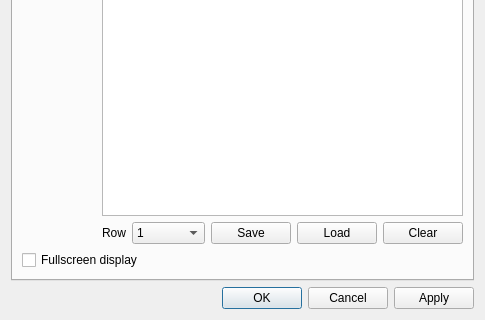
First picture: the form in cr3qt/src/settings.ui, repository EXL/coolreader, before the edit; both pictures show x 0 to 485 and y 352 to 672 of the 485 by 672 pixel window.
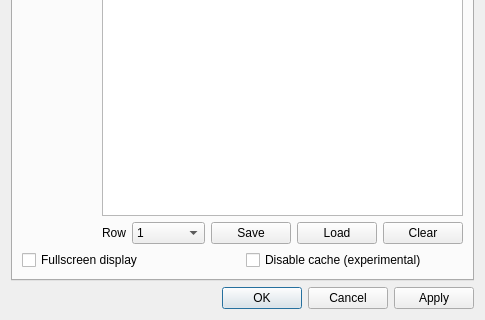
Second picture: the form after the edit. The open tabs and pages were chosen to show the change. Icons and pictures are not drawn. Custom widgets are drawn as their Qt base class.

Commit message: Implement disable cache option

```diff
--- a/cr3qt/src/settings.ui
+++ b/cr3qt/src/settings.ui
@@ -329,12 +329,23 @@
         </layout>
        </item>
        <item>
+        <layout class="QHBoxLayout" name="horizontalLayout_202">
+         <item>
         <widget class="QCheckBox" name="cbWindowFullscreen">
          <property name="text">
           <string>Fullscreen display</string>
          </property>
         </widget>
        </item>
+         <item>
+          <widget class="QCheckBox" name="cbDisableCache">
+           <property name="text">
+            <string>Disable cache (experimental)</string>
+           </property>
+          </widget>
+         </item>
+        </layout>
+       </item>
       </layout>
      </widget>
      <widget class="QWidget" name="tabPage">
```
Left out of the diff: 4 changed lines with no effect on the pictures. Lines whose indentation alone changed are shown as unchanged. The commit also changes 6 other files.
